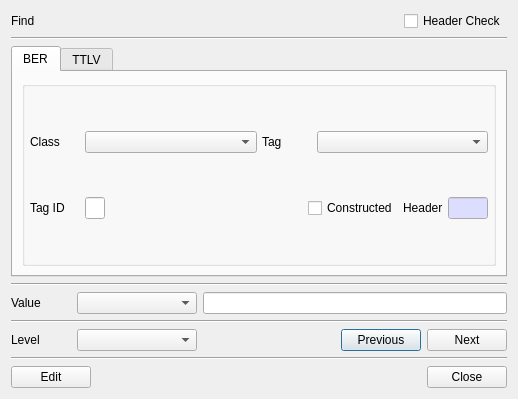
The window that BerEditor/find_dlg.ui (jykim74/BerEditor) describes before a commit, drawn with Qt 5.
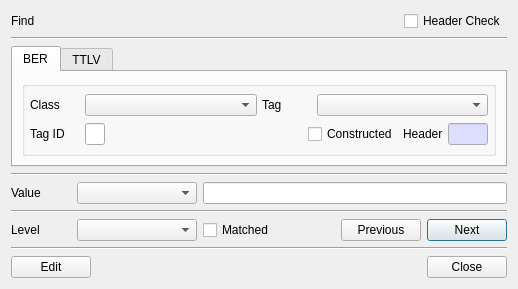
The same window after the commit.

Diff of the .ui file:
```diff
--- a/BerEditor/find_dlg.ui
+++ b/BerEditor/find_dlg.ui
@@ -7,7 +7,7 @@
     <x>0</x>
     <y>0</y>
     <width>518</width>
-    <height>399</height>
+    <height>289</height>
    </rect>
   </property>
   <property name="windowTitle">
@@ -506,13 +506,6 @@
       </widget>
      </item>
      <item row="0" column="3">
-      <widget class="QPushButton" name="mPreviousBtn">
-       <property name="text">
-        <string>Previous</string>
-       </property>
-      </widget>
-     </item>
-     <item row="0" column="2">
       <spacer name="horizontalSpacer_2">
        <property name="orientation">
         <enum>Qt::Horizontal</enum>
@@ -525,7 +518,7 @@
        </property>
       </spacer>
      </item>
-     <item row="0" column="4">
+     <item row="0" column="5">
       <widget class="QPushButton" name="mNextBtn">
        <property name="text">
         <string>Next</string>
@@ -542,6 +535,20 @@
        </property>
       </widget>
      </item>
+     <item row="0" column="4">
+      <widget class="QPushButton" name="mPreviousBtn">
+       <property name="text">
+        <string>Previous</string>
+       </property>
+      </widget>
+     </item>
+     <item row="0" column="2">
+      <widget class="QCheckBox" name="mMatchedCheck">
+       <property name="text">
+        <string>Matched</string>
+       </property>
+      </widget>
+     </item>
     </layout>
    </item>
    <item>
```
Left out of the diff: 26 changed lines with no effect on the pictures.
